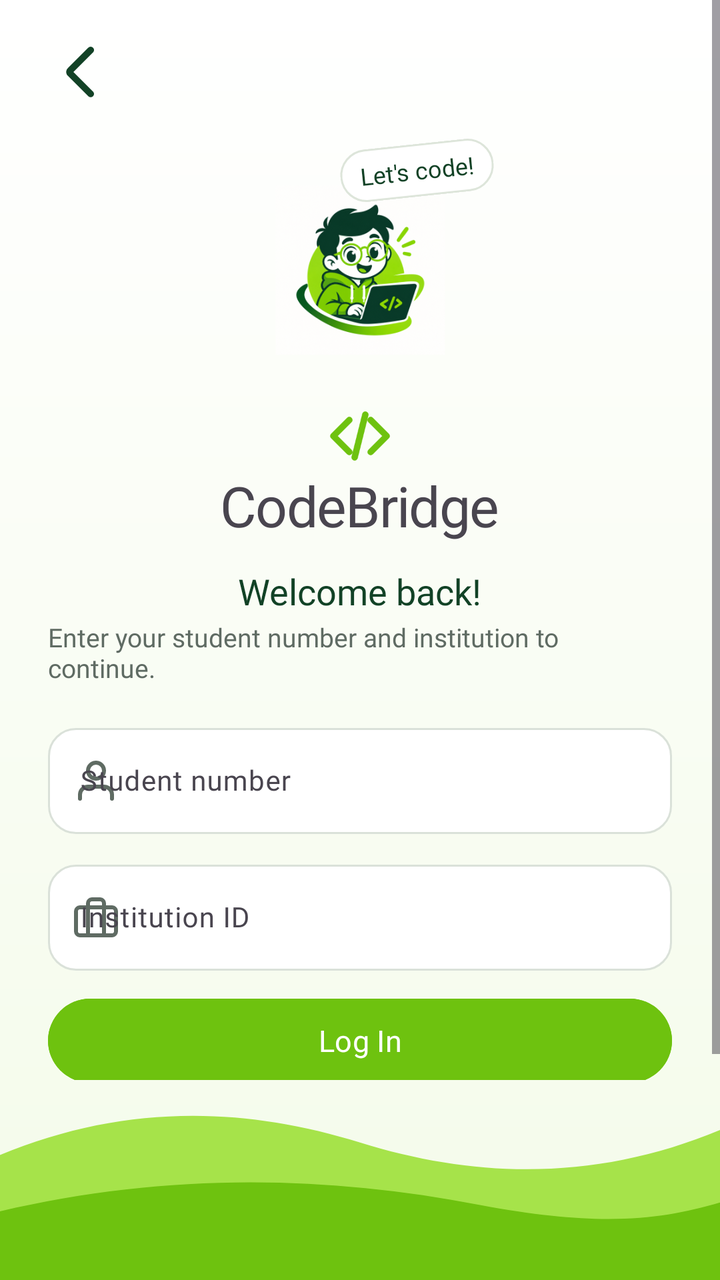
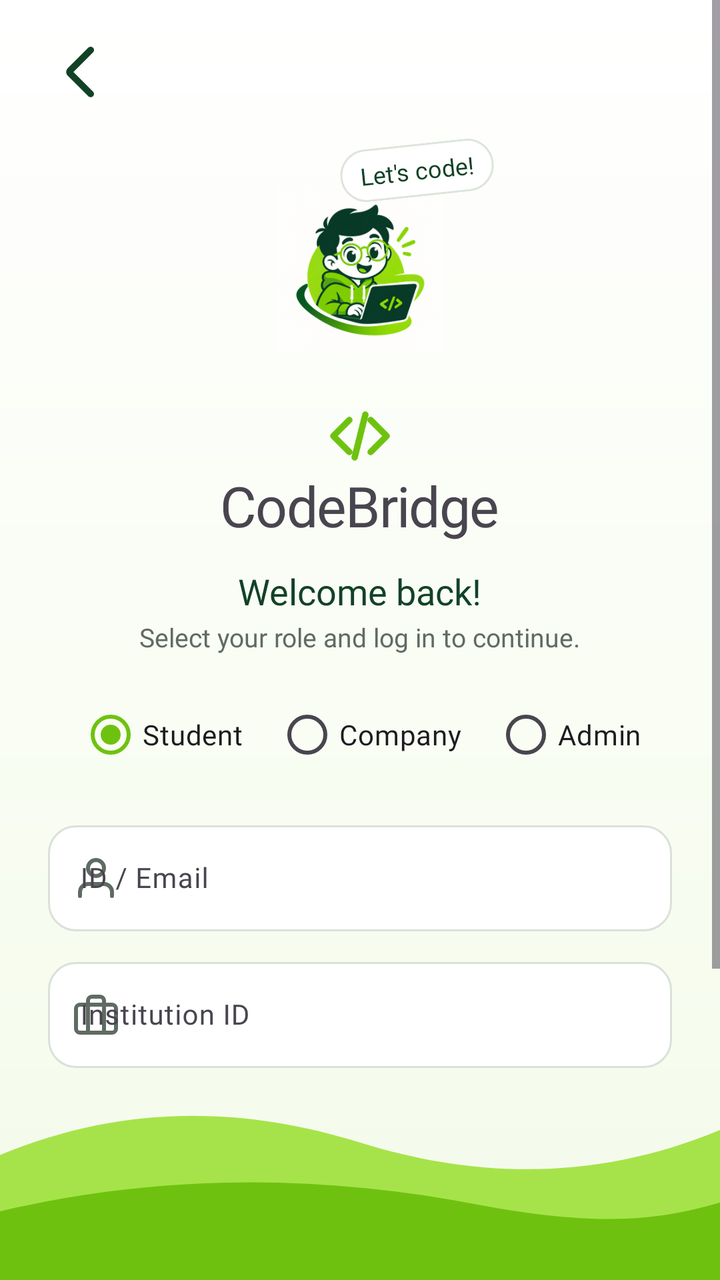

Before-and-after screenshots of an Android layout around one commit, followed by the original layout XML and the change that was made.
<!-- AndroidManifest.xml: application theme Theme.CodeBridge -->
<!-- res/layout/fragment_login.xml -->
<?xml version="1.0" encoding="utf-8"?>
<androidx.constraintlayout.widget.ConstraintLayout xmlns:android="http://schemas.android.com/apk/res/android"
    xmlns:app="http://schemas.android.com/apk/res-auto"
    android:layout_width="match_parent"
    android:layout_height="match_parent"
    android:background="@drawable/bg_splash">

    <ImageView
        android:id="@+id/ivWave"
        android:layout_width="match_parent"
        android:layout_height="100dp"
        android:importantForAccessibility="no"
        android:scaleType="fitXY"
        android:src="@drawable/wave_bottom"
        app:layout_constraintBottom_toBottomOf="parent" />

    <ScrollView
        android:layout_width="match_parent"
        android:layout_height="0dp"
        android:fillViewport="true"
        app:layout_constraintBottom_toTopOf="@id/ivWave"
        app:layout_constraintTop_toTopOf="parent">

        <LinearLayout
            android:layout_width="match_parent"
            android:layout_height="wrap_content"
            android:gravity="center_horizontal"
            android:orientation="vertical"
            android:paddingStart="24dp"
            android:paddingTop="12dp"
            android:paddingEnd="24dp"
            android:paddingBottom="8dp">

            <ImageButton
                android:id="@+id/btnBack"
                android:layout_width="48dp"
                android:layout_height="48dp"
                android:layout_gravity="start"
                android:background="?attr/selectableItemBackgroundBorderless"
                android:contentDescription="Back"
                android:padding="8dp"
                android:scaleType="fitCenter"
                android:src="@drawable/ic_arrow_back"
                app:tint="@color/cb_dark_green" />

            <androidx.constraintlayout.widget.ConstraintLayout
                android:layout_width="wrap_content"
                android:layout_height="140dp"
                android:layout_gravity="center_horizontal">

                <ImageView
                    android:id="@+id/ivMascot"
                    android:layout_width="150dp"
                    android:layout_height="130dp"
                    android:contentDescription="CodeBridge mascot"
                    android:scaleType="fitCenter"
                    android:src="@drawable/code_launcher"
                    app:layout_constraintBottom_toBottomOf="parent"
                    app:layout_constraintEnd_toEndOf="parent"
                    app:layout_constraintStart_toStartOf="parent" />

                <TextView
                    android:layout_width="wrap_content"
                    android:layout_height="wrap_content"
                    android:layout_marginTop="2dp"
                    android:layout_marginEnd="8dp"
                    android:background="@drawable/bg_speech_bubble"
                    android:fontFamily="@font/nunito_extrabold"
                    android:paddingHorizontal="10dp"
                    android:paddingVertical="5dp"
                    android:rotation="-6"
                    android:text="Let's code!"
                    android:textColor="@color/cb_dark_green"
                    android:textSize="12sp"
                    app:layout_constraintEnd_toEndOf="@id/ivMascot"
                    app:layout_constraintTop_toTopOf="@id/ivMascot" />
            </androidx.constraintlayout.widget.ConstraintLayout>

            <ImageView
                android:layout_width="32dp"
                android:layout_height="32dp"
                android:layout_marginTop="2dp"
                android:importantForAccessibility="no"
                android:src="@drawable/ic_code_brackets" />

            <TextView
                android:id="@+id/tvBrand"
                android:layout_width="wrap_content"
                android:layout_height="wrap_content"
                android:fontFamily="@font/nunito_extrabold"
                android:letterSpacing="-0.02"
                android:text="CodeBridge"
                android:textSize="28sp" />

            <TextView
                android:layout_width="wrap_content"
                android:layout_height="wrap_content"
                android:layout_marginTop="12dp"
                android:fontFamily="@font/nunito_extrabold"
                android:text="Welcome back!"
                android:textColor="@color/cb_dark_green"
                android:textSize="18sp" />

            <TextView
                android:layout_width="wrap_content"
                android:layout_height="wrap_content"
                android:layout_marginTop="2dp"
                android:fontFamily="@font/nunito_regular"
                android:text="Enter your student number and institution to continue."
                android:textColor="@color/cb_text_secondary"
                android:textSize="13sp" />

            <com.google.android.material.textfield.TextInputLayout
                android:id="@+id/tilStudentNumber"
                style="@style/Widget.Material3.TextInputLayout.OutlinedBox"
                android:layout_width="match_parent"
                android:layout_height="wrap_content"
                android:layout_marginTop="16dp"
                android:hint="Student number"
                app:boxBackgroundColor="@android:color/white"
                app:boxCornerRadiusBottomEnd="14dp"
                app:boxCornerRadiusBottomStart="14dp"
                app:boxCornerRadiusTopEnd="14dp"
                app:boxCornerRadiusTopStart="14dp"
                app:boxStrokeColor="@drawable/box_stroke"
                app:boxStrokeWidth="1dp"
                app:boxStrokeWidthFocused="2dp"
                app:startIconDrawable="@drawable/ic_cb_user"
                app:startIconTint="@color/cb_text_secondary">

                <com.google.android.material.textfield.TextInputEditText
                    android:id="@+id/etStudentNumber"
                    android:layout_width="match_parent"
                    android:layout_height="wrap_content"
                    android:fontFamily="@font/nunito_regular"
                    android:inputType="text"
                    android:textSize="14sp" />
            </com.google.android.material.textfield.TextInputLayout>

            <com.google.android.material.textfield.TextInputLayout
                android:id="@+id/tilInstitution"
                style="@style/Widget.Material3.TextInputLayout.OutlinedBox"
                android:layout_width="match_parent"
                android:layout_height="wrap_content"
                android:layout_marginTop="10dp"
                android:hint="Institution ID"
                app:boxBackgroundColor="@android:color/white"
                app:boxCornerRadiusBottomEnd="14dp"
                app:boxCornerRadiusBottomStart="14dp"
                app:boxCornerRadiusTopEnd="14dp"
                app:boxCornerRadiusTopStart="14dp"
                app:boxStrokeColor="@drawable/box_stroke"
                app:boxStrokeWidth="1dp"
                app:boxStrokeWidthFocused="2dp"
                app:startIconDrawable="@drawable/ic_cb_brief"
                app:startIconTint="@color/cb_text_secondary">

                <com.google.android.material.textfield.TextInputEditText
                    android:id="@+id/etInstitution"
                    android:layout_width="match_parent"
                    android:layout_height="wrap_content"
                    android:fontFamily="@font/nunito_regular"
                    android:inputType="text"
                    android:textSize="14sp" />
            </com.google.android.material.textfield.TextInputLayout>

            <com.google.android.material.button.MaterialButton
                android:id="@+id/btnLogin"
                android:layout_width="match_parent"
                android:layout_height="50dp"
                android:layout_marginTop="10dp"
                android:backgroundTint="@color/cb_green"
                android:fontFamily="@font/nunito_extrabold"
                android:text="Log In"
                android:textAllCaps="false"
                android:textColor="@android:color/white"
                android:textSize="15sp"
                app:cornerRadius="25dp" />

        </LinearLayout>
    </ScrollView>
</androidx.constraintlayout.widget.ConstraintLayout>
<!-- resources referenced by this layout -->
<resources>
  <color name="cb_dark_green">#124226</color>
  <color name="cb_green">#6EC20F</color>
  <color name="cb_text_secondary">#5F6B63</color>
  <!-- drawable bg_speech_bubble (drawable) -->
  <shape xmlns:android="http://schemas.android.com/apk/res/android" android:shape="rectangle">
      <solid android:color="@android:color/white" />
      <stroke android:width="1dp" android:color="@color/cb_stroke" />
      <corners android:radius="18dp" />
  </shape>
  <!-- drawable bg_splash (drawable) -->
  <shape xmlns:android="http://schemas.android.com/apk/res/android">
      <gradient
          android:angle="270"
          android:startColor="#FFFFFF"
          android:endColor="@color/cb_bg_top" />
  </shape>
  <!-- drawable box_stroke (drawable) -->
  <?xml version="1.0" encoding="utf-8"?>
  <selector xmlns:android="http://schemas.android.com/apk/res/android">
      <item android:state_focused="true" android:color="@color/cb_green" />
      <item android:color="@color/cb_stroke_soft" />
  </selector>
  <!-- drawable ic_arrow_back (drawable) -->
  <vector xmlns:android="http://schemas.android.com/apk/res/android" android:autoMirrored="true" android:height="24dp" android:tint="#656565" android:viewportHeight="960" android:viewportWidth="960" android:width="24dp">
        
      <path android:fillColor="@android:color/white" android:pathData="M142,480L436,774Q451,789 450.5,809Q450,829 435,844Q420,859 400,859Q380,859 365,844L57,537Q45,525 39,510Q33,495 33,480Q33,465 39,450Q45,435 57,423L365,115Q380,100 400.5,100.5Q421,101 436,116Q451,131 451,151Q451,171 436,186L142,480Z"/>
      
  </vector>
  <!-- drawable ic_cb_user (drawable) -->
  <?xml version="1.0" encoding="utf-8"?>
  <vector xmlns:android="http://schemas.android.com/apk/res/android"
      android:width="24dp" android:height="24dp" android:viewportWidth="24" android:viewportHeight="24">
      <path android:pathData="M20 21v-2a4 4 0 0 0-4-4H8a4 4 0 0 0-4 4v2" android:strokeColor="#FF121212" android:strokeWidth="2" android:strokeLineCap="round" android:strokeLineJoin="round"/>
      <path android:pathData="M8.0,7.0 a4.0,4.0 0 1,0 8.0,0 a4.0,4.0 0 1,0 -8.0,0" android:strokeColor="#FF121212" android:strokeWidth="2" android:strokeLineCap="round" android:strokeLineJoin="round"/>
  </vector>
  <!-- drawable ic_code_brackets (drawable) -->
  <vector xmlns:android="http://schemas.android.com/apk/res/android"
      android:width="48dp" android:height="48dp"
      android:viewportWidth="24" android:viewportHeight="24">
      <path
          android:pathData="M8,6 L2,12 L8,18 M16,6 L22,12 L16,18 M14,4 L10,20"
          android:strokeColor="@color/cb_green"
          android:strokeWidth="2.4"
          android:strokeLineCap="round"
          android:strokeLineJoin="round" />
  </vector>
  <!-- drawable wave_bottom (drawable) -->
  <vector xmlns:android="http://schemas.android.com/apk/res/android"
      android:width="360dp" android:height="160dp"
      android:viewportWidth="360" android:viewportHeight="160">
      <path
          android:fillColor="@color/cb_green_light"
          android:pathData="M0,60 C60,20 120,20 180,50 C240,80 300,80 360,40 L360,160 L0,160 Z" />
      <path
          android:fillColor="@color/cb_green"
          android:pathData="M0,105 C80,75 160,75 240,100 C300,118 330,112 360,98 L360,160 L0,160 Z" />
  </vector>
  <style name="Theme.CodeBridge" parent="Theme.Material3.Light.NoActionBar">
          <item name="colorPrimary">@color/cb_green</item>
          <item name="colorOnPrimary">@color/cb_ink</item>
          <item name="android:statusBarColor">@color/cb_bg</item>
          <item name="android:navigationBarColor">@color/cb_bg</item>
          <item name="android:windowLightStatusBar">true</item>
      </style>
  <color name="cb_stroke">#DDE5DA</color>
  <color name="cb_bg_top">#F4FBEA</color>
  <color name="cb_stroke_soft">#66A3B3A0</color>
  <color name="cb_green_light">#A6E34A</color>
  <color name="cb_ink">#121212</color>
  <color name="cb_bg">#FFFFFF</color>
  <!-- unchanged entries left out for length: 2 -->
</resources>

<!-- the commit's change to res/layout/fragment_login.xml (unified diff, before → after) -->
@@ -106,9 +106,43 @@
                 android:layout_height="wrap_content"
                 android:layout_marginTop="2dp"
                 android:fontFamily="@font/nunito_regular"
-                android:text="Enter your student number and institution to continue."
+                android:text="Select your role and log in to continue."
                 android:textColor="@color/cb_text_secondary"
                 android:textSize="13sp" />
+
+            
+            <RadioGroup
+                android:id="@+id/roleGroup"
+                android:layout_width="match_parent"
+                android:layout_height="wrap_content"
+                android:orientation="horizontal"
+                android:layout_marginTop="16dp"
+                android:gravity="center">
+
+                <RadioButton
+                    android:id="@+id/radioStudent"
+                    android:layout_width="wrap_content"
+                    android:layout_height="wrap_content"
+                    android:text="Student"
+                    android:fontFamily="@font/nunito_regular"
+                    android:checked="true"
+                    android:layout_marginEnd="16dp"/>
+
+                <RadioButton
+                    android:id="@+id/radioCompany"
+                    android:layout_width="wrap_content"
+                    android:layout_height="wrap_content"
+                    android:text="Company"
+                    android:fontFamily="@font/nunito_regular"
+                    android:layout_marginEnd="16dp"/>
+
+                <RadioButton
+                    android:id="@+id/radioAdmin"
+                    android:layout_width="wrap_content"
+                    android:layout_height="wrap_content"
+                    android:text="Admin"
+                    android:fontFamily="@font/nunito_regular" />
+            </RadioGroup>
 
             <com.google.android.material.textfield.TextInputLayout
                 android:id="@+id/tilStudentNumber"
@@ -116,7 +150,7 @@
                 android:layout_width="match_parent"
                 android:layout_height="wrap_content"
                 android:layout_marginTop="16dp"
-                android:hint="Student number"
+                android:hint="ID / Email"
                 app:boxBackgroundColor="@android:color/white"
                 app:boxCornerRadiusBottomEnd="14dp"
                 app:boxCornerRadiusBottomStart="14dp"
